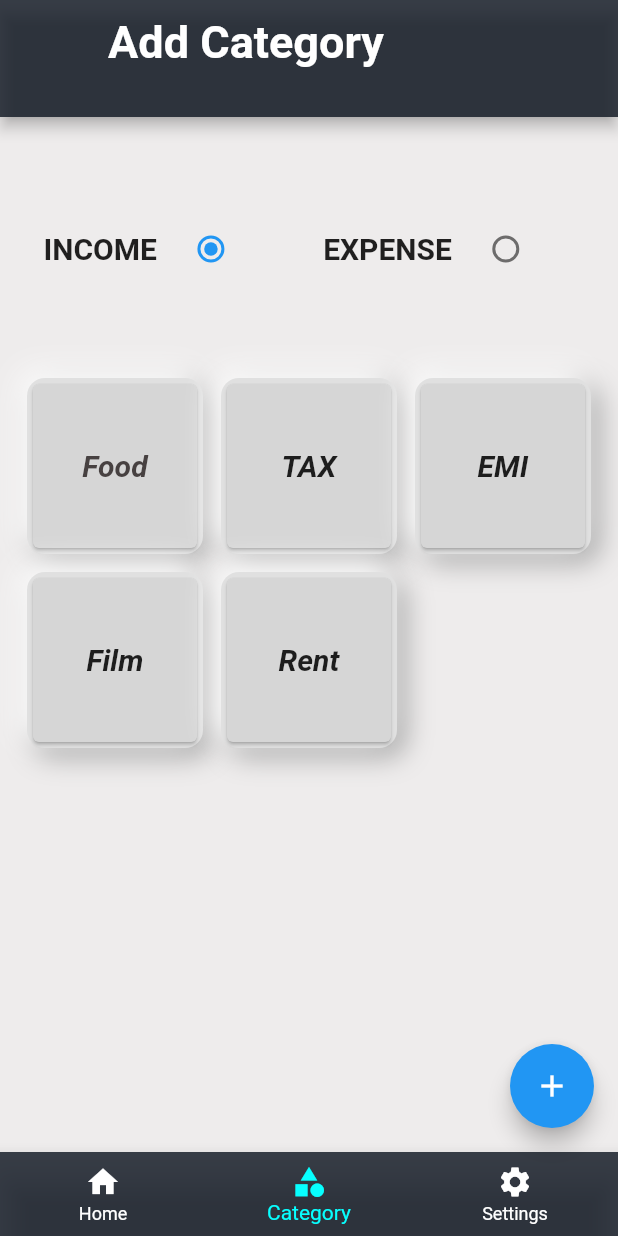
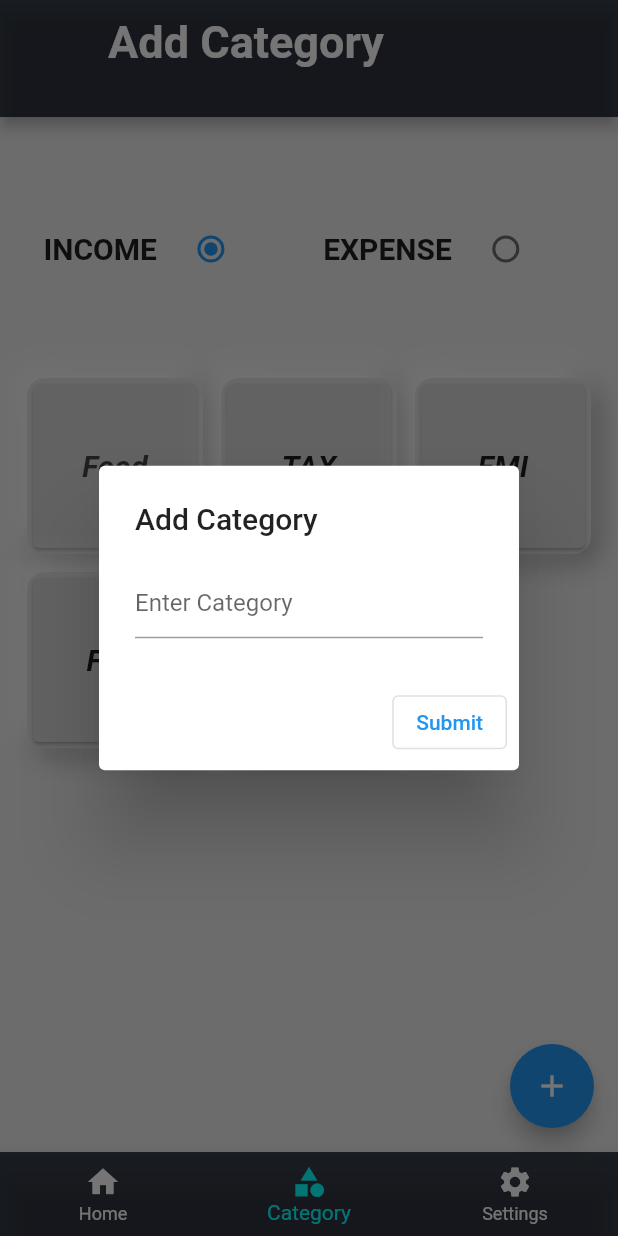
Before and after one commit to akhilbabu759/money-pouch, a Flutter app: the Settings screen opened directly, item 2 of the bottom bar chosen, after a tap on the "add" icon, on a phone screen of 412 x 824 dp. Run offline on Flutter 3.47's test engine with Material 2 defaults, Android fonts, the light colour scheme and no system bars; our stand-ins replace introduction_screen, lottie, shared_preferences; accounts and stored records are empty.

Commit message:
add lottfie ,improve navigation,add catogery alertbox

```diff
--- a/lib/pages/Add transation widget/radio.dart
+++ b/lib/pages/Add transation widget/radio.dart
@@ -1,6 +1,6 @@
 
 
-import 'package:flutter/material.dart';
+// import 'package:flutter/material.dart';
 
 // class RadioButton extends StatefulWidget {
 //   const RadioButton({super.key});
--- a/lib/pages/add catogery/category-grid.dart
+++ b/lib/pages/add catogery/category_grid.dart
@@ -1,6 +1,5 @@
 import 'package:flutter/material.dart';
-import 'package:flutter/src/widgets/container.dart';
-import 'package:flutter/src/widgets/framework.dart';
+
 
 class CategoryGrid extends StatelessWidget {
   const CategoryGrid({super.key});
@@ -8,28 +7,18 @@ class CategoryGrid extends StatelessWidget {
   @override
   Widget build(BuildContext context) {
     return Material(
-      color: Color.fromARGB(255, 238, 236, 236),
+      color: const Color.fromARGB(255, 238, 236, 236),
       child: GridView(
-        gridDelegate: SliverGridDelegateWithFixedCrossAxisCount(
+        gridDelegate: const SliverGridDelegateWithFixedCrossAxisCount(
           crossAxisSpacing: 12,
           mainAxisSpacing: 12,
           crossAxisCount: 3,
         ),
+        shrinkWrap: true,
         children: [
           Container(
-              child: Card(
-                  color: Color.fromARGB(255, 214, 214, 214),
-                  child: Center(
-                      child: Text(
-                    'Food',
-                    style: TextStyle(
-                        color: Color.fromARGB(221, 49, 42, 42),
-                        fontWeight: FontWeight.bold,
-                        fontSize: 20,
-                        fontStyle: FontStyle.italic),
-                  ))),
               decoration: BoxDecoration(
-                  color: Color.fromARGB(255, 224, 224, 224),
+                  color: const Color.fromARGB(255, 224, 224, 224),
                   borderRadius: BorderRadius.circular(12),
                   boxShadow: const [
                     BoxShadow(
@@ -42,21 +31,21 @@ class CategoryGrid extends StatelessWidget {
                       blurRadius: 15,
                       offset: Offset(-5, -5),
                     ),
-                  ])),
-          Container(
-              child: Card(
+                  ]),
+              child: const Card(
                   color: Color.fromARGB(255, 214, 214, 214),
                   child: Center(
                       child: Text(
-                    'TAX',
+                    'Food',
                     style: TextStyle(
-                        color: Colors.black87,
+                        color: Color.fromARGB(221, 49, 42, 42),
                         fontWeight: FontWeight.bold,
                         fontSize: 20,
                         fontStyle: FontStyle.italic),
-                  ))),
+                  )))),
+          Container(
               decoration: BoxDecoration(
-                  color: Color.fromARGB(255, 224, 224, 224),
+                  color: const Color.fromARGB(255, 224, 224, 224),
                   borderRadius: BorderRadius.circular(12),
                   boxShadow: const [
                     BoxShadow(
@@ -69,21 +58,21 @@ class CategoryGrid extends StatelessWidget {
                       blurRadius: 15,
                       offset: Offset(-5, -5),
                     ),
-                  ])),
-          Container(
-              child: Card(
+                  ]),
+              child: const Card(
                   color: Color.fromARGB(255, 214, 214, 214),
                   child: Center(
                       child: Text(
-                    'EMI',
+                    'TAX',
                     style: TextStyle(
                         color: Colors.black87,
                         fontWeight: FontWeight.bold,
                         fontSize: 20,
                         fontStyle: FontStyle.italic),
-                  ))),
+                  )))),
+          Container(
               decoration: BoxDecoration(
-                  color: Color.fromARGB(255, 224, 224, 224),
+                  color: const Color.fromARGB(255, 224, 224, 224),
                   borderRadius: BorderRadius.circular(12),
                   boxShadow: const [
                     BoxShadow(
@@ -96,21 +85,21 @@ class CategoryGrid extends StatelessWidget {
                       blurRadius: 15,
                       offset: Offset(-5, -5),
                     ),
-                  ])),
-          Container(
-              child: Card(
+                  ]),
+              child: const Card(
                   color: Color.fromARGB(255, 214, 214, 214),
                   child: Center(
                       child: Text(
-                    'Film',
+                    'EMI',
                     style: TextStyle(
                         color: Colors.black87,
                         fontWeight: FontWeight.bold,
                         fontSize: 20,
                         fontStyle: FontStyle.italic),
-                  ))),
+                  )))),
+          Container(
               decoration: BoxDecoration(
-                  color: Color.fromARGB(255, 224, 224, 224),
+                  color: const Color.fromARGB(255, 224, 224, 224),
                   borderRadius: BorderRadius.circular(12),
                   boxShadow: const [
                     BoxShadow(
@@ -123,21 +112,21 @@ class CategoryGrid extends StatelessWidget {
                       blurRadius: 15,
                       offset: Offset(-5, -5),
                     ),
-                  ])),
-          Container(
-              child: Card(
+                  ]),
+              child: const Card(
                   color: Color.fromARGB(255, 214, 214, 214),
                   child: Center(
                       child: Text(
-                    'Rent',
+                    'Film',
                     style: TextStyle(
                         color: Colors.black87,
                         fontWeight: FontWeight.bold,
                         fontSize: 20,
                         fontStyle: FontStyle.italic),
-                  ))),
+                  )))),
+          Container(
               decoration: BoxDecoration(
-                  color: Color.fromARGB(255, 224, 224, 224),
+                  color: const Color.fromARGB(255, 224, 224, 224),
                   borderRadius: BorderRadius.circular(12),
                   boxShadow: const [
                     BoxShadow(
@@ -150,9 +139,19 @@ class CategoryGrid extends StatelessWidget {
                       blurRadius: 15,
                       offset: Offset(-5, -5),
                     ),
-                  ])),
+                  ]),
+              child: const Card(
+                  color: Color.fromARGB(255, 214, 214, 214),
+                  child: Center(
+                      child: Text(
+                    'Rent',
+                    style: TextStyle(
+                        color: Colors.black87,
+                        fontWeight: FontWeight.bold,
+                        fontSize: 20,
+                        fontStyle: FontStyle.italic),
+                  )))),
         ],
-        shrinkWrap: true,
       ),
     );
   }
--- a/lib/pages/add_category.dart
+++ b/lib/pages/add_category.dart
@@ -1,5 +1,5 @@
 import 'package:flutter/material.dart';
-import 'package:moneypouch/pages/add%20catogery/category-grid.dart';
+import 'package:moneypouch/pages/add%20catogery/category_grid.dart';
 import 'package:moneypouch/pages/home.dart';
 import 'package:moneypouch/pages/settings.dart';
 
@@ -11,11 +11,11 @@ class AddCatogery extends StatefulWidget {
 }
 
 class _AddCatogeryState extends State<AddCatogery> {
-  List choices = [Home(), AddCatogery(),Settings()];
+  List choices = [const Home(), const AddCatogery(), const Settings()];
   dynamic hi = 'p';
   int _selectedIndex = 1;
   void _onItemTapped(int index) {
-    Navigator.push(
+    Navigator.pushReplacement(
         context, MaterialPageRoute(builder: (context) => choices[index]));
     setState(() {
       _selectedIndex = index;
@@ -26,16 +26,31 @@ class _AddCatogeryState extends State<AddCatogery> {
   Widget build(BuildContext context) {
     return Scaffold(
         floatingActionButton: FloatingActionButton(
-          child: Icon(Icons.add),
-          onPressed: () {},
+          child: const Icon(Icons.add),
+          onPressed: () {
+            showDialog(
+                context: context,
+                builder: (context) {
+                  return AlertDialog(
+                    actions: [
+                      OutlinedButton(onPressed: () {}, child: const Text('Submit'))
+                    ],
+                    title: const Text('Add Category'),
+                    content: TextField(
+                      onChanged: (value) {},
+                      decoration: const InputDecoration(hintText: "Enter Category"),
+                    ),
+                  );
+                });
+          },
         ),
-        backgroundColor: Color.fromARGB(255, 238, 236, 236),
+        backgroundColor: const Color.fromARGB(255, 238, 236, 236),
         appBar: PreferredSize(
-          preferredSize: Size.fromHeight(78.0), // here the desired height
+          preferredSize: const Size.fromHeight(78.0), // here the desired height
           child: AppBar(
               leading: Container(),
-              backgroundColor: Color.fromARGB(213, 20, 27, 38),
-              title: Text(
+              backgroundColor: const Color.fromARGB(213, 20, 27, 38),
+              title: const Text(
                 'Add Category',
                 style: TextStyle(fontSize: 30, fontWeight: FontWeight.bold),
               )),
@@ -44,15 +59,15 @@ class _AddCatogeryState extends State<AddCatogery> {
           child: SafeArea(
             child: Column(
               children: [
-                SizedBox(
+                const SizedBox(
                   height: 60,
                 ),
                 Row(
                   children: [
-                    SizedBox(
+                    const SizedBox(
                       width: 29,
                     ),
-                    Text(
+                    const Text(
                       'INCOME',
                       style:
                           TextStyle(fontWeight: FontWeight.bold, fontSize: 20),
@@ -67,7 +82,7 @@ class _AddCatogeryState extends State<AddCatogery> {
                             });
                           })),
                     ),
-                    Text('EXPENSE',
+                    const Text('EXPENSE',
                         style: TextStyle(
                             fontWeight: FontWeight.bold, fontSize: 20)),
                     Expanded(
@@ -82,11 +97,11 @@ class _AddCatogeryState extends State<AddCatogery> {
                     )
                   ],
                 ),
-                SizedBox(
+                const SizedBox(
                   height: 40,
                 ),
-                Padding(
-                  padding: const EdgeInsets.all(18.0),
+                const Padding(
+                  padding: EdgeInsets.all(18.0),
                   child: CategoryGrid(),
                 )
               ],
@@ -96,8 +111,8 @@ class _AddCatogeryState extends State<AddCatogery> {
         bottomNavigationBar: BottomNavigationBar(
             onTap: _onItemTapped,
             unselectedItemColor: Colors.white,
-            selectedItemColor: Color.fromARGB(255, 7, 255, 255),
-            backgroundColor: Color.fromARGB(213, 20, 27, 38),
+            selectedItemColor: const Color.fromARGB(255, 7, 255, 255),
+            backgroundColor: const Color.fromARGB(213, 20, 27, 38),
             currentIndex: _selectedIndex,
             items: const [
               BottomNavigationBarItem(
--- a/lib/pages/intro.dart
+++ b/lib/pages/intro.dart
@@ -3,7 +3,7 @@ import 'package:flutter/material.dart';
 import 'package:introduction_screen/introduction_screen.dart';
 import 'package:moneypouch/pages/home.dart';
 
-import 'one time/welcome.dart';
+
 
 class IntroductionScreens extends StatefulWidget {
   const IntroductionScreens({Key? key}) : super(key: key);
@@ -46,7 +46,7 @@ class _IntroductionScreensState extends State<IntroductionScreens> {
           ],
           onDone: () {
              Navigator.of(context).pushReplacement(
-           MaterialPageRoute(builder: (context) =>  Home()));
+           MaterialPageRoute(builder: (context) =>  const Home()));
 
             if (kDebugMode) {
               print("Done clicked");
--- a/lib/pages/settings.dart
+++ b/lib/pages/settings.dart
@@ -1,6 +1,8 @@
 import 'package:flutter/material.dart';
-import 'package:flutter/src/widgets/container.dart';
-import 'package:flutter/src/widgets/framework.dart';
+
+import 'package:moneypouch/pages/splash_screen.dart';
+
+import 'package:shared_preferences/shared_preferences.dart';
 
 import 'add_category.dart';
 import 'home.dart';
@@ -13,11 +15,11 @@ class Settings extends StatefulWidget {
 }
 
 class _SettingsState extends State<Settings> {
-  List choices = [Home(), AddCatogery(), Settings()];
+  List choices = [const Home(), const AddCatogery(), const Settings()];
 
   int _selectedIndex = 2;
   void _onItemTapped(int index) {
-    Navigator.push(
+    Navigator.pushReplacement(
         context, MaterialPageRoute(builder: (context) => choices[index]));
     setState(() {
       _selectedIndex = index;
@@ -28,11 +30,11 @@ class _SettingsState extends State<Settings> {
   Widget build(BuildContext context) {
     return Scaffold(
       appBar: PreferredSize(
-        preferredSize: Size.fromHeight(78.0), // here the desired height
+        preferredSize: const Size.fromHeight(78.0), // here the desired height
         child: AppBar(
             leading: Container(),
-            backgroundColor: Color.fromARGB(210, 22, 27, 35),
-            title: Text(
+            backgroundColor: const Color.fromARGB(210, 22, 27, 35),
+            title: const Text(
               'Settings',
               style: TextStyle(fontSize: 30, fontWeight: FontWeight.bold),
             )),
@@ -44,7 +46,7 @@ class _SettingsState extends State<Settings> {
               padding: const EdgeInsets.only(top: 40,left: 15),
               child: Column(
           children: [
-              ListTile(
+              const ListTile(
                 leading:
                     Icon(Icons.bar_chart, size: 40),
                 title: Text('Status',
@@ -52,39 +54,41 @@ class _SettingsState extends State<Settings> {
                         color: Colors.black, fontWeight: FontWeight.bold,fontSize: 20)),
               ),ListTile(
                 leading:
-                    Icon(Icons.restore, size: 40),
-                title: Text('Factory reset',
+                    IconButton(onPressed: ()async { SharedPreferences prefs = await SharedPreferences.getInstance();
+                    await prefs.clear();
+                    Navigator.of(context).push(MaterialPageRoute(builder: (context) =>const Splash(),));} ,icon:const Icon(Icons.restore, size: 40)),
+                title: const Text('Factory reset',
                     style: TextStyle(
                         color: Colors.black, fontWeight: FontWeight.bold,fontSize: 20)),
-              ),ListTile(
+              ),const ListTile(
                 leading:
                     Icon(Icons.help_outline, size: 40),
                 title: Text('Help',
                     style: TextStyle(
                         color: Colors.black, fontWeight: FontWeight.bold,fontSize: 20)),
-              ),ListTile(
+              ),const ListTile(
                 leading:
                     Icon(Icons.info_outline, size: 40),
                 title: Text('About',
                     style: TextStyle(
                         color: Colors.black, fontWeight: FontWeight.bold,fontSize: 20)),
-              ),ListTile(
+              ),const ListTile(
                 leading:
                     Icon(Icons.share, size: 40),
                 title: Text('Invite',
                     style: TextStyle(
                         color: Colors.black, fontWeight: FontWeight.bold,fontSize: 20)),
-              ),SizedBox(height: 250,),
-          Text('version 1.1')],
+              ),const SizedBox(height: 250,),
+          const Text('version 1.1')],
         ),
             )),
       ),
       bottomNavigationBar: BottomNavigationBar(
           unselectedItemColor: Colors.white,
-          backgroundColor: Color.fromARGB(210, 22, 27, 35),
+          backgroundColor: const Color.fromARGB(210, 22, 27, 35),
           onTap: _onItemTapped,
           currentIndex: _selectedIndex,
-          selectedItemColor: Color.fromARGB(255, 7, 255, 255),
+          selectedItemColor: const Color.fromARGB(255, 7, 255, 255),
           items: const [
             BottomNavigationBarItem(label: 'Home', icon: Icon(Icons.home)),
             BottomNavigationBarItem(
--- a/lib/pages/splash-screen.dart
+++ b/lib/pages/splash_screen.dart
@@ -2,7 +2,7 @@ import 'dart:async';
 
 import 'package:flutter/material.dart';
 import 'package:moneypouch/pages/home.dart';
-import 'package:moneypouch/pages/intro.dart';
+
 import 'package:moneypouch/pages/one%20time/welcome.dart';
 import 'package:shared_preferences/shared_preferences.dart';
 
--- a/pubspec.yaml
+++ b/pubspec.yaml
@@ -39,6 +39,8 @@ dependencies:
   cupertino_icons: ^1.0.2
   shared_preferences: ^2.0.15
   flutter_datetime_picker: ^1.5.1
+  restart_app: ^1.1.0+1
+  lottie: ^2.0.0
 
 dev_dependencies:
   flutter_test:
@@ -70,6 +72,7 @@ flutter:
     - assets/images/mammon.jpg
     - assets/images/money.jpg
     - assets/images/Types-of-financial-managers.jpg
+    - assets/images/38575-make-money-online.zip
   # An image asset can refer to one or more resolution-specific "variants", see
   # https://flutter.dev/assets-and-images/#resolution-aware
 
```
Also changed, not shown: lib/main.dart (+4 -8 lines), lib/pages/Add transation widget/drop_down.dart (renamed from lib/pages/Add transation widget/drop-down.dart, +4 -4 lines), lib/pages/add_transation.dart (+16 -16 lines), lib/pages/home.dart (+18 -19 lines), lib/pages/one time/user_input.dart (+14 -9 lines), lib/pages/one time/welcome.dart (+10 -6 lines), pubspec.lock, 1 other file.
